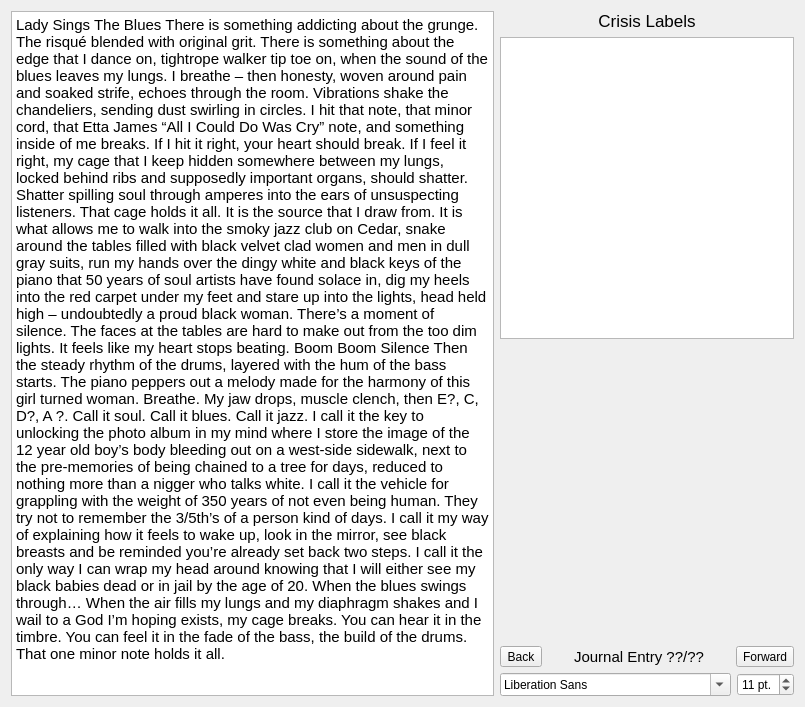
Qt form Label Helper/LabelingWidget.ui (sublime09/ALJI) before a commit.
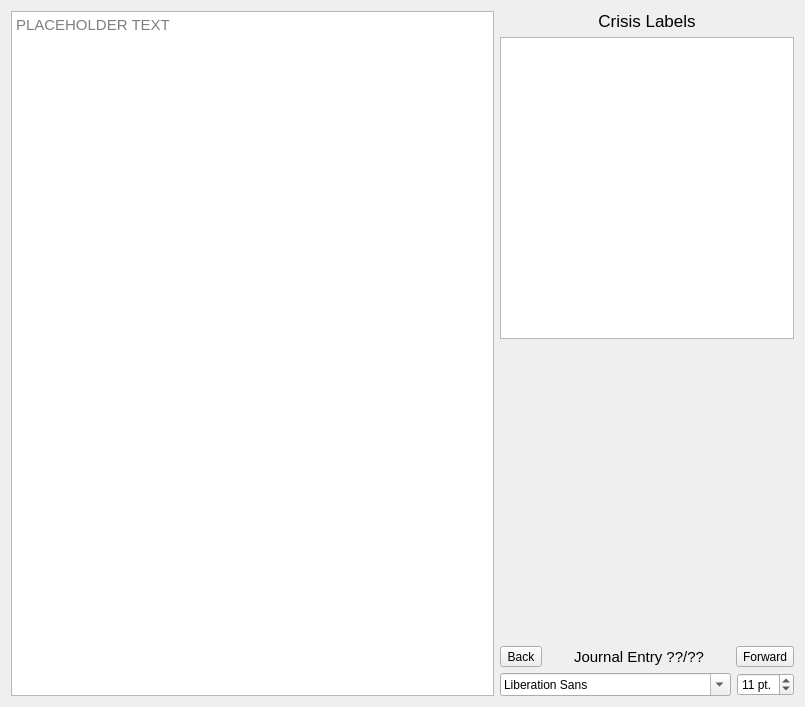
The same form after that commit. Icons and pictures are not drawn.

Commit message: add font change functions

The edit to the form file:
```diff
--- a/Label Helper/LabelingWidget.ui
+++ b/Label Helper/LabelingWidget.ui
@@ -41,34 +41,11 @@
       <bool>true</bool>
      </property>
      <property name="html">
-      <string>Lady Sings The Blues
-
-There is something addicting about the grunge. The risqué blended with original grit. There is something about the edge that I dance on, tightrope walker tip toe on, when the sound of the blues leaves my lungs. I breathe – then honesty, woven around pain and soaked strife, echoes through the room. Vibrations shake the chandeliers, sending dust swirling in circles. I hit that note, that minor cord, that Etta James “All I Could Do Was Cry” note, and something inside of me breaks. If I hit it right, your heart should break. If I feel it right, my cage that I keep hidden somewhere between my lungs, locked behind ribs and supposedly important organs, should shatter. Shatter spilling soul through amperes into the ears of unsuspecting listeners.
-
-That cage holds it all.
-
-It is the source that I draw from. It is what allows me to walk into the smoky jazz club on Cedar, snake around the tables filled with black velvet clad women and men in dull gray suits, run my hands over the dingy white and black keys of the piano that 50 years of soul artists have found solace in, dig my heels into the red carpet under my feet and stare up into the lights, head held high – undoubtedly a proud black woman. There’s a moment of silence. The faces at the tables are hard to make out from the too dim lights. It feels like my heart stops beating.
-
-Boom
-
-Boom
-
-Silence
-
-Then the steady rhythm of the drums, layered with the hum of the bass starts. The piano peppers out a melody made for the harmony of this girl turned woman. Breathe. My jaw drops, muscle clench, then E?, C, D?, A ?.
-
-Call it soul.
-
-Call it blues.
-
-Call it jazz.
-
-I call it the key to unlocking the photo album in my mind where I store the image of the 12 year old boy’s body bleeding out on a west-side sidewalk, next to the pre-memories of being chained to a tree for days, reduced to nothing more than a nigger who talks white. I call it the vehicle for grappling with the weight of 350 years of not even being human. They try not to remember the 3/5th’s of a person kind of days. I call it my way of explaining how it feels to wake up, look in the mirror, see black breasts and be reminded you’re already set back two steps. I call it the only way I can wrap my head around knowing that I will either see my black babies dead or in jail by the age of 20.
-
-When the blues swings through…
-
-When the air fills my lungs and my diaphragm shakes and I wail to a God I’m hoping exists, my cage breaks. You can hear it in the timbre. You can feel it in the fade of the bass, the build of the drums. That one minor note holds it all.
-      </string>
+      <string>&lt;!DOCTYPE HTML PUBLIC &quot;-//W3C//DTD HTML 4.0//EN&quot; &quot;http://www.w3.org/TR/REC-html40/strict.dtd&quot;&gt;
+&lt;html&gt;&lt;head&gt;&lt;meta name=&quot;qrichtext&quot; content=&quot;1&quot; /&gt;&lt;style type=&quot;text/css&quot;&gt;
+p, li { white-space: pre-wrap; }
+&lt;/style&gt;&lt;/head&gt;&lt;body style=&quot; font-family:'Segoe UI'; font-size:11pt; font-weight:400; font-style:normal;&quot;&gt;
+&lt;p style=&quot;-qt-paragraph-type:empty; margin-top:0px; margin-bottom:0px; margin-left:0px; margin-right:0px; -qt-block-indent:0; text-indent:0px;&quot;&gt;&lt;br /&gt;&lt;/p&gt;&lt;/body&gt;&lt;/html&gt;</string>
      </property>
      <property name="acceptRichText">
       <bool>false</bool>
```
Left out of the diff: 35 changed lines with no effect on the pictures. The commit also changes 2 other files.
